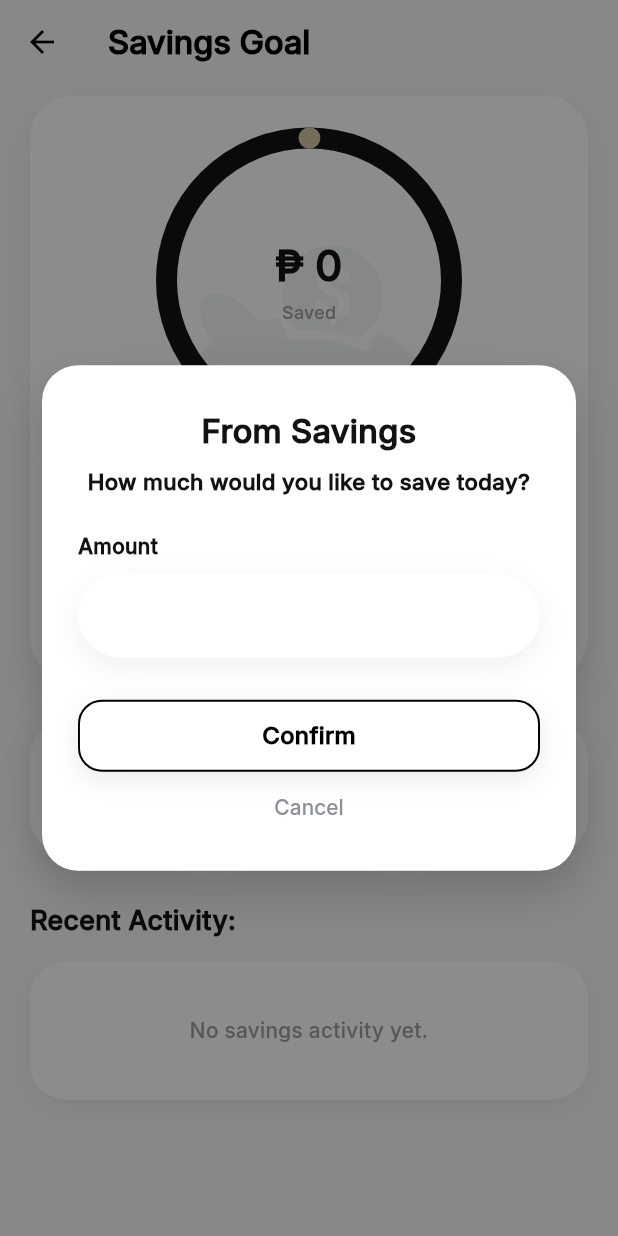
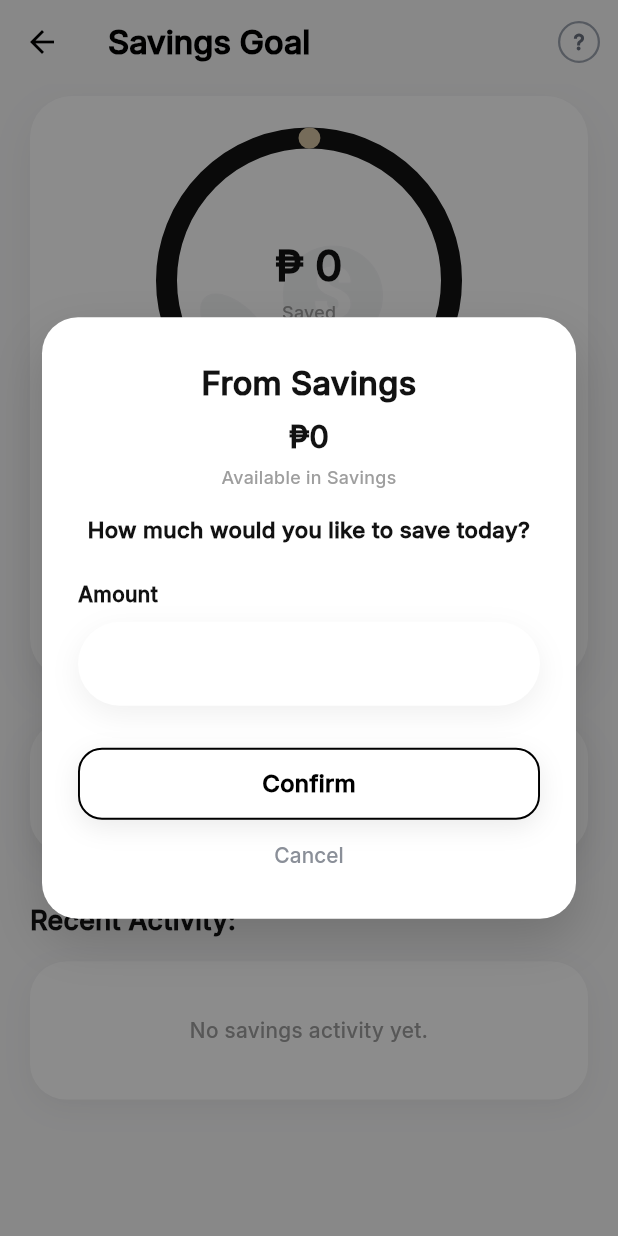
Before and after one commit to wbcjep0108/Journey-To-Balance, a Flutter app: the SavingsGoalPage screen opened directly, after a tap on "Savings", on a phone screen of 412 x 824 dp. Run offline on Flutter 3.47's test engine with Material 3 defaults, Android fonts, the phone set to English and light mode, and no system bars; our stand-ins replace cloud_firestore, firebase_auth, firebase_core, flutter_secure_storage, google_sign_in, local_auth; missing offline and left inert: local_auth_android, local_auth_darwin; accounts and stored records are empty.

Commit message:
information message done

```diff
--- a/lib/screens/savings/savings_goal_page.dart
+++ b/lib/screens/savings/savings_goal_page.dart
@@ -77,6 +77,14 @@ class _SavingsGoalPageState extends State<SavingsGoalPage> {
           'Savings Goal',
           style: TextStyle(fontWeight: FontWeight.w700),
         ),
+        actions: [
+          Padding(
+            padding: const EdgeInsets.only(right: 12),
+            child: _SavingsGoalInfoButton(
+              onPressed: () => _showSavingsGoalInfo(context),
+            ),
+          ),
+        ],
       ),
       body: SafeArea(
         child: ListView(
@@ -318,6 +326,119 @@ class _SavingsGoalPageState extends State<SavingsGoalPage> {
   ) async {
     await showContributeToGoalModal(context: context, category: category);
   }
+
+  Future<void> _showSavingsGoalInfo(BuildContext context) {
+    return showDialog<void>(
+      context: context,
+      barrierDismissible: true,
+      builder: (dialogContext) {
+        return Dialog(
+          backgroundColor: Colors.white,
+          shape: RoundedRectangleBorder(
+            borderRadius: BorderRadius.circular(24),
+          ),
+          insetPadding: const EdgeInsets.symmetric(horizontal: 28, vertical: 24),
+          child: Padding(
+            padding: const EdgeInsets.fromLTRB(24, 28, 24, 20),
+            child: Column(
+              mainAxisSize: MainAxisSize.min,
+              children: [
+                const Text(
+                  'About Savings Goal',
+                  textAlign: TextAlign.center,
+                  style: TextStyle(
+                    fontFamily: 'Inter',
+                    fontSize: 20,
+                    fontWeight: FontWeight.w800,
+                    color: Color(0xFF121212),
+                  ),
+                ),
+                const SizedBox(height: 16),
+                const Text(
+                  'The Savings Goal is completely up to you. You can save the money '
+                  'wherever you prefer, such as your wallet, bank account, e-wallet, '
+                  'or any other place you use to keep your savings.\n\n'
+                  'This feature only helps you set a goal and track your savings '
+                  'progress. It does not store or transfer your money.',
+                  textAlign: TextAlign.center,
+                  style: TextStyle(
+                    fontFamily: 'Inter',
+                    fontSize: 14,
+                    fontWeight: FontWeight.w500,
+                    height: 1.45,
+                    color: Color(0xFF4B5563),
+                  ),
+                ),
+                const SizedBox(height: 24),
+                SizedBox(
+                  width: double.infinity,
+                  child: ElevatedButton(
+                    onPressed: () => Navigator.pop(dialogContext),
+                    style: ElevatedButton.styleFrom(
+                      backgroundColor: const Color(0xFF121212),
+                      foregroundColor: Colors.white,
+                      elevation: 0,
+                      padding: const EdgeInsets.symmetric(vertical: 14),
+                      shape: RoundedRectangleBorder(
+                        borderRadius: BorderRadius.circular(999),
+                      ),
+                    ),
+                    child: const Text(
+                      'Got it',
+                      style: TextStyle(
+                        fontWeight: FontWeight.w700,
+                        fontSize: 15,
+                      ),
+                    ),
+                  ),
+                ),
+              ],
+            ),
+          ),
+        );
+      },
+    );
+  }
+}
+
+class _SavingsGoalInfoButton extends StatelessWidget {
+  const _SavingsGoalInfoButton({required this.onPressed});
+
+  final VoidCallback onPressed;
+
+  @override
+  Widget build(BuildContext context) {
+    return Semantics(
+      button: true,
+      label: 'About Savings Goal',
+      child: Material(
+        color: Colors.transparent,
+        child: InkWell(
+          onTap: onPressed,
+          customBorder: const CircleBorder(),
+          child: Ink(
+            width: 28,
+            height: 28,
+            decoration: BoxDecoration(
+              shape: BoxShape.circle,
+              border: Border.all(color: const Color(0xFF9CA3AF), width: 1.5),
+            ),
+            child: const Center(
+              child: Text(
+                '?',
+                style: TextStyle(
+                  fontSize: 14,
+                  fontWeight: FontWeight.w700,
+                  color: Color(0xFF6B7280),
+                  height: 1,
+                ),
+              ),
+            ),
+          ),
+        ),
+      ),
+    );
+  }
 }
 
 Future<void> showContributeToGoalModal({
@@ -421,6 +542,13 @@ class _ContributeToGoalModalState extends State<_ContributeToGoalModal> {
 
   @override
   Widget build(BuildContext context) {
+    final budget = context.watch<BudgetProvider>();
+    final remaining = budget.remainingFor(widget.category);
+    final remainingLabel = NumberFormat.currency(
+      locale: 'en_PH',
+      symbol: '₱',
+      decimalDigits: remaining % 1 == 0 ? 0 : 2,
+    ).format(remaining);
     final title = 'From ${SavingsGoalPage.categoryLabel(widget.category)}';
 
     return Center(
@@ -465,7 +593,29 @@ class _ContributeToGoalModalState extends State<_ContributeToGoalModal> {
                           color: Color(0xFF121212),
                         ),
                       ),
-                      const SizedBox(height: 8),
+                      const SizedBox(height: 6),
+                      Text(
+                        remainingLabel,
+                        textAlign: TextAlign.center,
+                        style: const TextStyle(
+                          fontFamily: 'Inter',
+                          fontSize: 20,
+                          fontWeight: FontWeight.w800,
+                          color: Color(0xFF121212),
+                        ),
+                      ),
+                      const SizedBox(height: 4),
+                      Text(
+                        'Available in ${SavingsGoalPage.categoryLabel(widget.category)}',
+                        textAlign: TextAlign.center,
+                        style: TextStyle(
+                          fontFamily: 'Inter',
+                          fontSize: 12,
+                          fontWeight: FontWeight.w500,
+                          color: Colors.grey.shade500,
+                        ),
+                      ),
+                      const SizedBox(height: 16),
                       const Text(
                         'How much would you like to save today?',
                         textAlign: TextAlign.center,
--- a/lib/widgets/allocation_confirm_dialog.dart
+++ b/lib/widgets/allocation_confirm_dialog.dart
@@ -130,8 +130,8 @@ class AllocationConfirmDialog {
           children: [
             Text(
               'You\'re decreasing your Available Balance by $amountLabel.\n\n'
-              'This will reduce the total available money, but your Bills, '
-              'Personal, and Savings allocations will not be recalculated '
+              'This will reduce the total available money, it might affected the calculation but your Bills, '
+              'Personal, and Savings percentages will not be recalculated '
               'automatically.',
               style: const TextStyle(
                 fontSize: 14,
```
